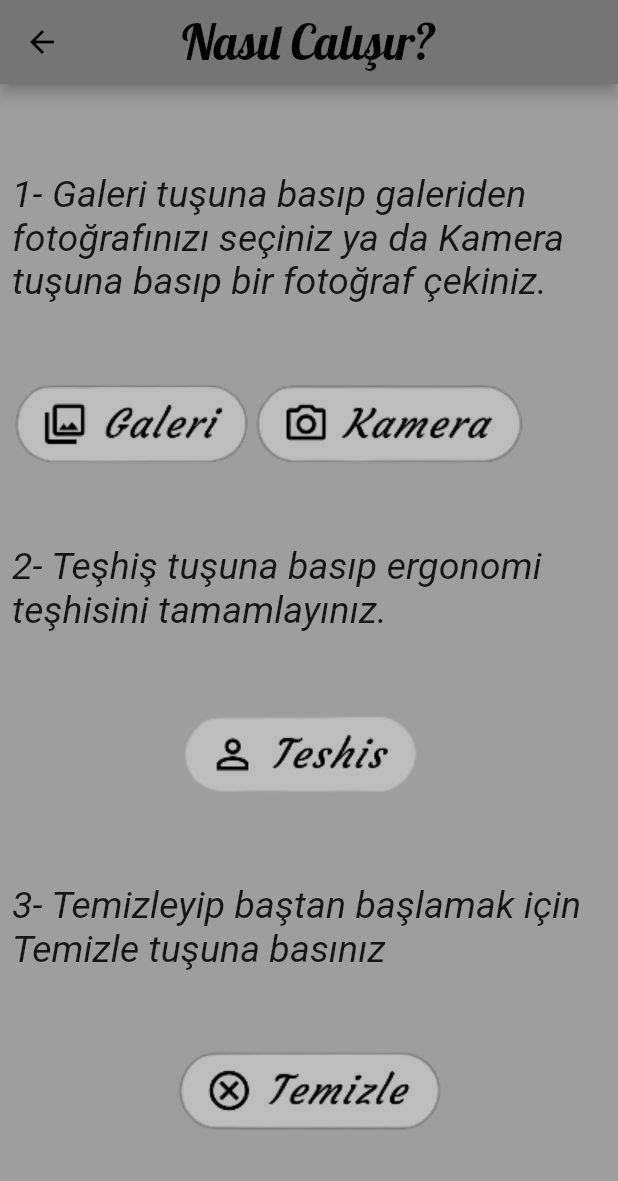
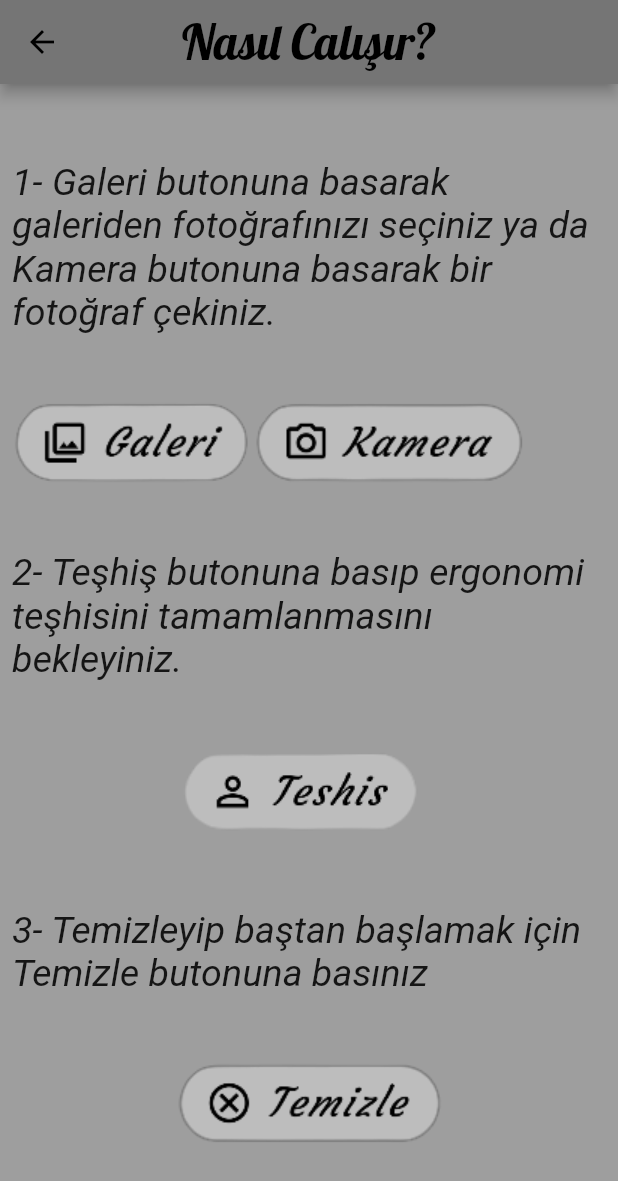
Before and after one commit to CicekIbrahim/Ergonomix, a Flutter app: the screen it shows after launch, after a tap on the "question mark" icon, on a phone screen of 412 x 824 dp. Shown: the top 1181 px of the screen. Run offline on Flutter 3.47's test engine with Material 2 defaults, Android fonts, the phone set to English and light mode, and no system bars; our stand-ins replace google_fonts, image_picker; missing offline and left inert: body_detection; Roboto replaces fonts that are missing (Courgette).

Commit message:
introductionScreen update

```diff
--- a/lib/view/introductionScreen.dart
+++ b/lib/view/introductionScreen.dart
@@ -21,9 +21,7 @@ class IntroPage extends StatelessWidget {
           backgroundColor: Colors.grey.shade600,
         ),
         backgroundColor: Colors.grey.shade500,
-        body: Stack(
-          children: [
-            Container(
+        body: Container(
             child: Center(
           child: Padding(
             padding: const EdgeInsets.all(8.0),
@@ -31,7 +29,7 @@ class IntroPage extends StatelessWidget {
               mainAxisAlignment: MainAxisAlignment.spaceEvenly,
               children: [
                 Text(
-                      '1- Galeri tuşuna basıp galeriden fotoğrafınızı seçiniz ya da Kamera tuşuna basıp bir fotoğraf çekiniz.',
+                  '1- Galeri butonuna basarak galeriden fotoğrafınızı seçiniz ya da Kamera butonuna basarak bir fotoğraf çekiniz.',
                   style: GoogleFonts.courgette(
                       fontStyle: FontStyle.italic, fontSize: 25),
                 ),
@@ -41,15 +39,14 @@ class IntroPage extends StatelessWidget {
                     Image.asset('assets/images/kamera.png'),
                   ],
                 ),
-
                 Text(
-                      '2- Teşhiş tuşuna basıp ergonomi teşhisini tamamlayınız.',
+                  '2- Teşhiş butonuna basıp ergonomi teşhisini tamamlanmasını bekleyiniz.',
                   style: GoogleFonts.courgette(
                       fontStyle: FontStyle.italic, fontSize: 25),
                 ),
                 Image.asset('assets/images/teshis.png'),
                 Text(
-                      '3- Temizleyip baştan başlamak için Temizle tuşuna basınız',
+                  '3- Temizleyip baştan başlamak için Temizle butonuna basınız',
                   style: GoogleFonts.courgette(
                       fontStyle: FontStyle.italic, fontSize: 25),
                 ),
@@ -57,8 +54,6 @@ class IntroPage extends StatelessWidget {
               ],
             ),
           ),
-            ))
-          ],
-        ));
+        )));
   }
 }
```
Lines whose indentation alone changed are shown as unchanged.
